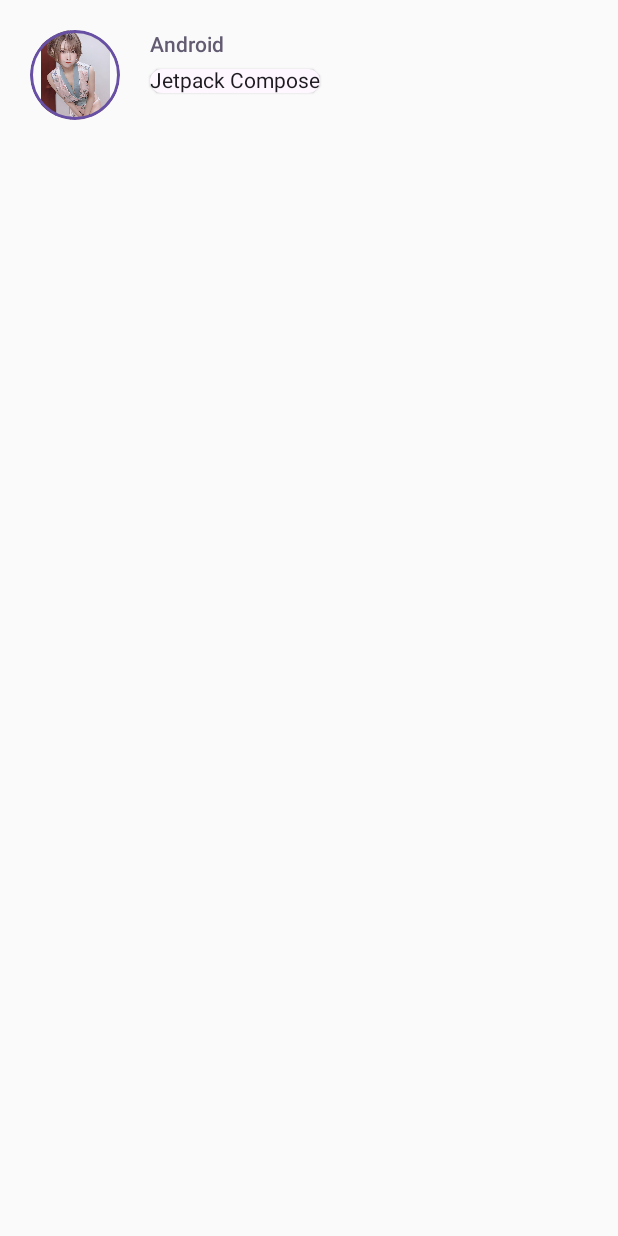
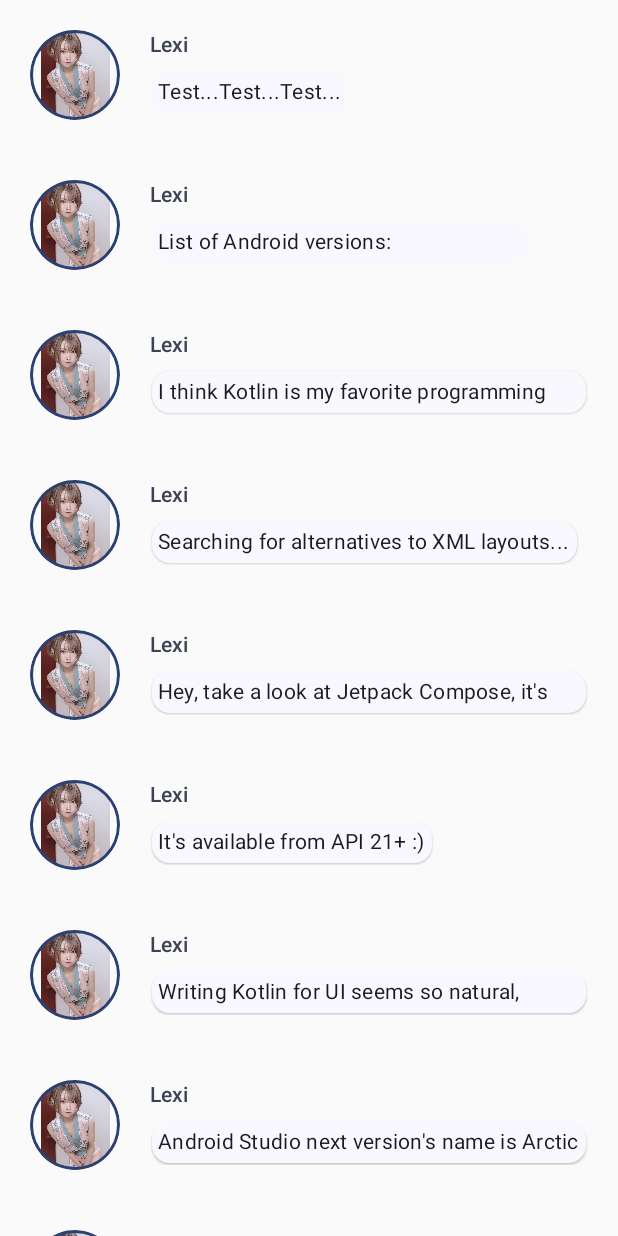
Before and after one commit to linealnan/jetpack_compose_tutorial, an Android app built with Jetpack Compose: the screen it shows after launch (MainActivity), on a phone screen of 412 x 824 dp. Run offline under Robolectric (Android 15) with nearby library versions, the phone set to English and light mode, and no system bars.

Commit message:
[NF] Lesson 4: Lists and animations

```diff
--- a/app/src/main/java/com/example/mainactivity/MainActivity.kt
+++ b/app/src/main/java/com/example/mainactivity/MainActivity.kt
@@ -12,8 +12,6 @@ import androidx.compose.material3.Text
 import androidx.compose.runtime.Composable
 import androidx.compose.ui.Modifier
 import androidx.compose.ui.tooling.preview.Preview
-import com.example.mainactivity.ui.theme.MainActivityTheme
-import androidx.compose.foundation.Image
 import androidx.compose.foundation.border
 import androidx.compose.foundation.layout.Row
 import androidx.compose.foundation.layout.Spacer
@@ -26,12 +24,24 @@ import androidx.compose.ui.draw.clip
 import androidx.compose.ui.res.painterResource
 import androidx.compose.ui.unit.dp
 import android.content.res.Configuration
+import androidx.compose.animation.animateColorAsState
+import androidx.compose.animation.animateContentSize
+import androidx.compose.foundation.clickable
+import androidx.compose.foundation.lazy.LazyColumn
+import androidx.compose.foundation.lazy.items
+import androidx.compose.runtime.getValue
+import androidx.compose.runtime.mutableStateOf
+import androidx.compose.runtime.remember
+import com.example.mainactivity.ui.theme.MainActivityTheme
+import androidx.compose.runtime.setValue
 
 class MainActivity : ComponentActivity() {
     override fun onCreate(savedInstanceState: Bundle?) {
         super.onCreate(savedInstanceState)
         setContent {
-            MessageCard(Message("Android", "Jetpack Compose"))
+            MainActivityTheme {
+                Conversation(SampleData.conversationSample)
+            }
         }
     }
 }
@@ -50,16 +60,47 @@ fun MessageCard(msg: Message) {
                 .border(1.5.dp, MaterialTheme.colorScheme.primary, CircleShape)
         )
         Spacer(modifier = Modifier.width(20.dp))
-        Column {
+
+        // We keep track if the message is expanded or not in this variable
+        var isExpanded by remember { mutableStateOf(false) }
+        // surfaceColor will be updated gradually from one color to the other
+        val surfaceColor by animateColorAsState(
+            if (isExpanded) MaterialTheme.colorScheme.primary else MaterialTheme.colorScheme.surface,
+        )
+
+        Column(modifier = Modifier.clickable { isExpanded = !isExpanded }) {
             Text(
                 text = msg.author,
                 color = MaterialTheme.colorScheme.secondary,
                 style = MaterialTheme.typography.titleSmall
             )
             Spacer(modifier = Modifier.height(6.dp))
-            Surface(shape = MaterialTheme.shapes.medium, shadowElevation = 1.dp) {
-                Text(text = msg.body)
+            Surface(
+                shape = MaterialTheme.shapes.medium,
+                shadowElevation = 1.dp,
+                // surfaceColor color will be changing gradually from primary to surface
+                color = surfaceColor,
+                // animateContentSize will change the Surface size gradually
+                modifier = Modifier.animateContentSize().padding(1.dp)
+            ) {
+                Text(
+                    text = msg.body,
+                    modifier = Modifier.padding(all = 4.dp),
+                    // If the message is expanded, we display all its content
+                    // otherwise we only display the first line
+                    maxLines = if (isExpanded) Int.MAX_VALUE else 1,
+                    style = MaterialTheme.typography.bodyMedium
+                )
             }
+        }
+    }
+}
+
+@Composable
+fun Conversation(messages: List<Message>) {
+    LazyColumn {
+        items(messages) { message ->
+            MessageCard(message)
         }
     }
 }
@@ -76,3 +117,11 @@ fun PreviewMessageCard() {
         msg = Message("Lexi", "Hey, take a look at Jetpack Compose, it's great!")
     )
 }
+
+@Preview
+@Composable
+fun PreviewConversation() {
+    MainActivityTheme {
+        Conversation(SampleData.conversationSample)
+    }
+}
--- /dev/null
+++ b/app/src/main/java/com/example/mainactivity/SampleData.kt
@@ -0,0 +1,75 @@
+import com.example.mainactivity.Message
+
+/**
+ * SampleData for Jetpack Compose Tutorial
+ */
+object SampleData {
+    // Sample conversation data
+    val conversationSample = listOf(
+        Message(
+            "Lexi",
+            "Test...Test...Test..."
+        ),
+        Message(
+            "Lexi",
+            """List of Android versions:
+            |Android KitKat (API 19)
+            |Android Lollipop (API 21)
+            |Android Marshmallow (API 23)
+            |Android Nougat (API 24)
+            |Android Oreo (API 26)
+            |Android Pie (API 28)
+            |Android 10 (API 29)
+            |Android 11 (API 30)
+            |Android 12 (API 31)""".trim()
+        ),
+        Message(
+            "Lexi",
+            """I think Kotlin is my favorite programming language.
+            |It's so much fun!""".trim()
+        ),
+        Message(
+            "Lexi",
+            "Searching for alternatives to XML layouts..."
+        ),
+        Message(
+            "Lexi",
+            """Hey, take a look at Jetpack Compose, it's great!
+            |It's the Android's modern toolkit for building native UI.
+            |It simplifies and accelerates UI development on Android.
+            |Less code, powerful tools, and intuitive Kotlin APIs :)""".trim()
+        ),
+        Message(
+            "Lexi",
+            "It's available from API 21+ :)"
+        ),
+        Message(
+            "Lexi",
+            "Writing Kotlin for UI seems so natural, Compose where have you been all my life?"
+        ),
+        Message(
+            "Lexi",
+            "Android Studio next version's name is Arctic Fox"
+        ),
+        Message(
+            "Lexi",
+            "Android Studio Arctic Fox tooling for Compose is top notch ^_^"
+        ),
+        Message(
+            "Lexi",
+            "I didn't know you can now run the emulator directly from Android Studio"
+        ),
+        Message(
+            "Lexi",
+            "Compose Previews are great to check quickly how a composable layout looks like"
+        ),
+        Message(
+            "Lexi",
+            "Previews are also interactive after enabling the experimental setting"
+        ),
+        Message(
+            "Lexi",
+            "Have you tried writing build.gradle with KTS?"
+        ),
+    )
+}
```
